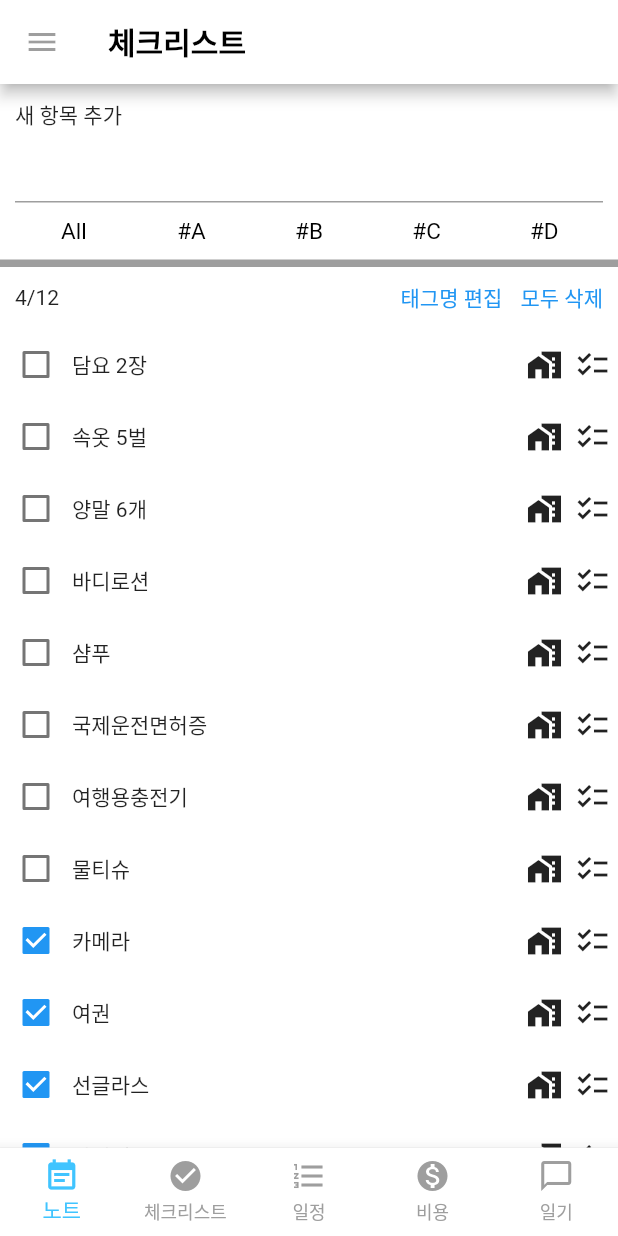
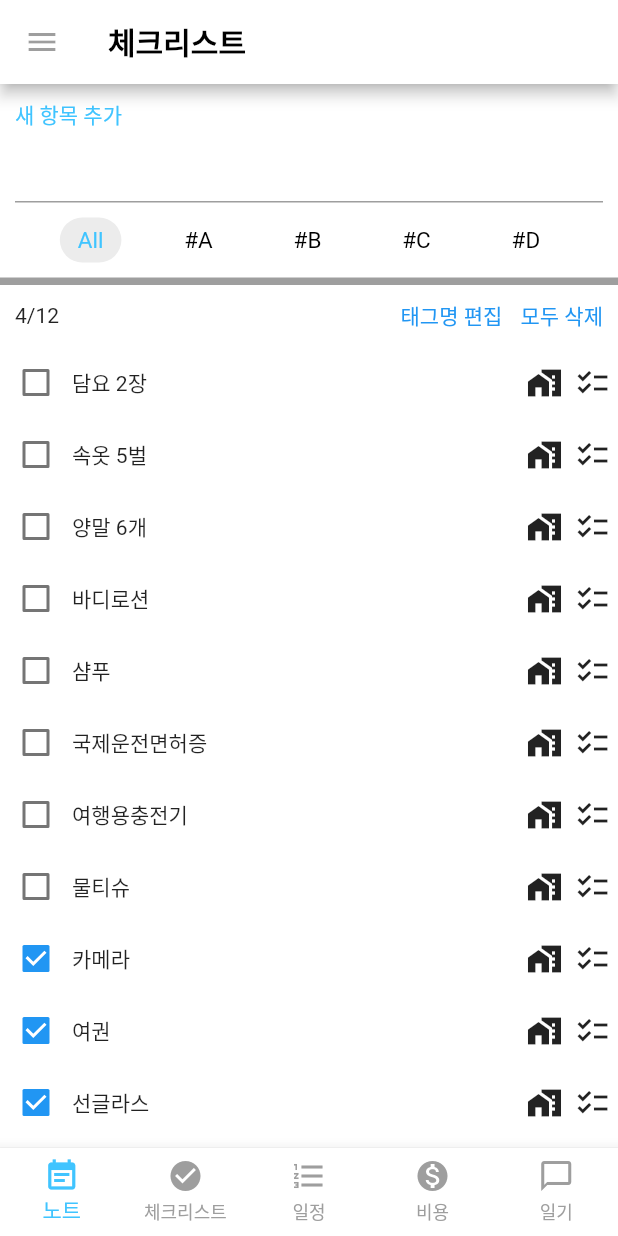
Before and after one commit to flutter-flexer/study_log, a Flutter app: the screen it shows after launch, on a phone screen of 412 x 824 dp. Run offline on Flutter 3.47's test engine with Material 2 defaults, Android fonts, the phone set to English and light mode, and no system bars.

Commit message:
add tag action

```diff
--- a/homeworks/week4/hyeonwook/flutter_app_sample/lib/main.dart
+++ b/homeworks/week4/hyeonwook/flutter_app_sample/lib/main.dart
@@ -9,6 +9,8 @@ void main() {
 }
 
 class MyApp extends StatelessWidget {
+  var _selectedTagIndex = 0;
+
   @override
   Widget build(BuildContext context) {
     return MaterialApp(
@@ -19,10 +21,7 @@ class MyApp extends StatelessWidget {
           iconTheme: IconThemeData(color: Colors.black),
           textTheme: TextTheme(
             title: TextStyle(
-              color: Colors.black,
-              fontWeight: FontWeight.bold,
-              fontSize: 20
-            ),
+                color: Colors.black, fontWeight: FontWeight.bold, fontSize: 20),
           ),
         ),
       ),
@@ -49,103 +48,54 @@ class MyApp extends StatelessWidget {
                 margin: EdgeInsets.only(bottom: 5.0),
                 padding: EdgeInsets.all(10.0),
                 child: Column(
+                  crossAxisAlignment: CrossAxisAlignment.start,
                   children: <Widget>[
-                    Container(
-                      child: Text('새 항목 추가'),
-                      alignment: Alignment.centerLeft,
+                    Text(
+                      '새 항목 추가',
+                      style: TextStyle(color: Colors.lightBlueAccent),
                     ),
                     TextField(),
                     Padding(
                       padding: const EdgeInsets.only(top: 10.0),
-                      child: Row(
+                      child: StatefulBuilder(
+                        builder: (context, tagsSetState) {
+                          var tags = ['All', 'A', 'B', 'C', 'D'];
+
+                          return Row(
                             mainAxisAlignment: MainAxisAlignment.spaceEvenly,
                             children: <Widget>[
-                          Expanded(
-                            child: GestureDetector(
-                              onTap: null,
+                              for (var index = 0; index < tags.length; index++)
+                                GestureDetector(
+                                  onTap: () {
+                                    tagsSetState((){
+                                      _selectedTagIndex = index;
+                                    });
+                                  },
                                   child: Container(
+                                    padding: const EdgeInsets.only(left: 12, right: 12, top: 6, bottom: 6),
                                     child: Center(
                                       child: Text(
-                                    'All',
+                                        _selectedTagIndex == index ? '${tags[index]}' :
+                                        '#${tags[index]}',
                                         style: TextStyle(
-                                        fontSize: 15.0, color: Colors.black),
+                                            fontSize: 15.0,
+                                            color: index == _selectedTagIndex
+                                                ? Colors.lightBlueAccent
+                                                : Colors.black),
                                       ),
                                     ),
-                                width: 30.0,
-                                height: 18.0,
-                                decoration: BoxDecoration(),
-                              ),
-                            ),
-                          ),
-                          Expanded(
-                            child: GestureDetector(
-                              onTap: null,
-                              child: Container(
-                                child: Center(
-                                  child: Text(
-                                    '#A',
-                                    style: TextStyle(
-                                        fontSize: 15.0, color: Colors.black),
-                                  ),
-                                ),
-                                width: 30.0,
-                                height: 18.0,
-                                decoration: BoxDecoration(),
-                              ),
-                            ),
-                          ),
-                          Expanded(
-                            child: GestureDetector(
-                              onTap: null,
-                              child: Container(
-                                child: Center(
-                                  child: Text(
-                                    '#B',
-                                    style: TextStyle(
-                                        fontSize: 15.0, color: Colors.black),
-                                  ),
-                                ),
-                                width: 30.0,
-                                height: 18.0,
-                                decoration: BoxDecoration(),
-                              ),
-                            ),
-                          ),
-                          Expanded(
-                            child: GestureDetector(
-                              onTap: null,
-                              child: Container(
-                                child: Center(
-                                  child: Text(
-                                    '#C',
-                                    style: TextStyle(
-                                        fontSize: 15.0, color: Colors.black),
-                                  ),
-                                ),
-                                width: 30.0,
-                                height: 18.0,
-                                decoration: BoxDecoration(),
-                              ),
-                            ),
-                          ),
-                          Expanded(
-                            child: GestureDetector(
-                              onTap: null,
-                              child: Container(
-                                child: Center(
-                                  child: Text(
-                                    '#D',
-                                    style: TextStyle(
-                                        fontSize: 15.0, color: Colors.black),
-                                  ),
-                                ),
-                                width: 30.0,
-                                height: 18.0,
-                                decoration: BoxDecoration(),
-                              ),
+                                    decoration: index == _selectedTagIndex
+                                        ? BoxDecoration(
+                                            borderRadius:
+                                                BorderRadius.circular(16),
+                                            color:
+                                                Colors.grey.withOpacity(0.2))
+                                        : BoxDecoration(),
                                   ),
                                 ),
                             ],
+                          );
+                        },
                       ),
                     ),
                   ],
@@ -234,8 +184,7 @@ class MyApp extends StatelessWidget {
                 icon: Icon(Icons.chat_bubble_outline),
                 title: Text('일기'),
               ),
-          ]
-        ),
+            ]),
       ),
     );
   }
```
Lines whose indentation alone changed are shown as unchanged.
